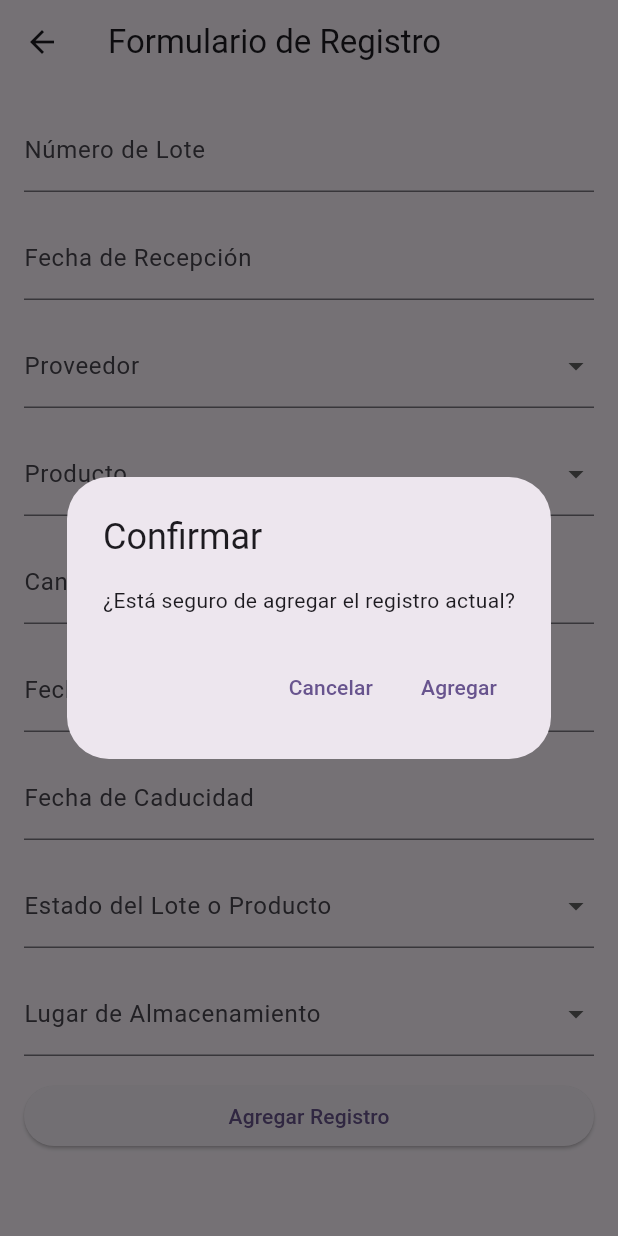
After one commit to josegduran/banco_alimentos, a Flutter app: the EntradasPage screen opened directly, after a tap on "Agregar Registro", on a phone screen of 412 x 824 dp. The commit adds this screen. Run offline on Flutter 3.47's test engine with Material 3 defaults, Android fonts, the phone set to English and light mode, and no system bars; our stand-ins replace animated_text_kit, google_fonts; missing offline and left inert: gsheets; key blocks and very long unbroken strings in the code were emptied for the run.

Commit message:
Creación de página 'entradas'.

```diff
--- a/lib/pages/dashboard.dart
+++ b/lib/pages/dashboard.dart
@@ -1,3 +1,4 @@
+import 'package:banco_alimentos/pages/entradas.dart';
 import 'package:flutter/material.dart';
 import 'package:flutter/cupertino.dart';
 import 'package:google_fonts/google_fonts.dart';
@@ -80,9 +81,7 @@ class _DashboardPageState extends State<DashboardPage> {
                               );
                             },
                           ),
-
                           const SizedBox(width: 10.0),
-
                           _buildDashboardButton(
                             CupertinoIcons.rocket,
                             iconColor: Colors.black,
@@ -102,7 +101,17 @@ class _DashboardPageState extends State<DashboardPage> {
                       Row(
                         mainAxisAlignment: MainAxisAlignment.spaceEvenly,
                         children: [
-                          _buildDashboardButton(CupertinoIcons.arrow_down, iconColor: Colors.black),
+                          _buildDashboardButton(
+                            CupertinoIcons.arrow_down,
+                            iconColor: Colors.black,
+                            onPressed: () {
+                              // Navegar a la página de Tareas Pendientes cuando se presiona el icono del reloj
+                              Navigator.push(
+                                context,
+                                MaterialPageRoute(builder: (context) => EntradasPage()),
+                              );
+                            },
+                          ),
                           const SizedBox(width: 10.0),
                           _buildDashboardButton(CupertinoIcons.arrow_up, iconColor: Colors.black),
                           const SizedBox(width: 10.0),
--- /dev/null
+++ b/lib/pages/entradas.dart
@@ -0,0 +1,177 @@
+import 'package:flutter/material.dart';
+
+class EntradasPage extends StatefulWidget {
+  @override
+  _EntradasPageState createState() => _EntradasPageState();
+}
+
+class _EntradasPageState extends State<EntradasPage> {
+  final TextEditingController loteController = TextEditingController();
+  final TextEditingController cantidadController = TextEditingController();
+  final TextEditingController fabricacionController = TextEditingController();
+  final TextEditingController caducidadController = TextEditingController();
+
+  String? proveedorSeleccionado;
+  String? productoSeleccionado;
+  String? estadoSeleccionado;
+  String? lugarSeleccionado;
+
+  List<String> proveedores = ['Proveedor 1', 'Proveedor 2', 'Proveedor 3'];
+  List<String> productos = ['Producto 1', 'Producto 2', 'Producto 3'];
+  List<String> estados = ['Bueno', 'Aceptable', 'Dudoso', 'Malo'];
+  List<String> lugares = ['Almacén A', 'Almacén B', 'Almacén C'];
+
+  @override
+  Widget build(BuildContext context) {
+    return Scaffold(
+      appBar: AppBar(
+        title: Text('Formulario de Registro'),
+      ),
+      body: SingleChildScrollView(
+        child: Padding(
+          padding: const EdgeInsets.all(16.0),
+          child: Form(
+            child: Column(
+              crossAxisAlignment: CrossAxisAlignment.stretch,
+              children: [
+                TextFormField(
+                  controller: loteController,
+                  decoration: InputDecoration(labelText: 'Número de Lote'),
+                ),
+                SizedBox(height: 16),
+                // Añadir campo para 'fecha de recepción'
+                TextFormField(
+                  readOnly: true, // No editable por el usuario
+                  onTap: () {
+                    // Lógica para obtener la fecha del sistema del teléfono
+                    // Puedes utilizar un paquete como `intl` para formatear la fecha
+                  },
+                  decoration: InputDecoration(labelText: 'Fecha de Recepción'),
+                ),
+                SizedBox(height: 16),
+                DropdownButtonFormField<String>(
+                  value: proveedorSeleccionado,
+                  onChanged: (String? value) {
+                    setState(() {
+                      proveedorSeleccionado = value;
+                    });
+                  },
+                  items: proveedores.map((proveedor) {
+                    return DropdownMenuItem(
+                      value: proveedor,
+                      child: Text(proveedor),
+                    );
+                  }).toList(),
+                  decoration: InputDecoration(labelText: 'Proveedor'),
+                ),
+                SizedBox(height: 16),
+                DropdownButtonFormField<String>(
+                  value: productoSeleccionado,
+                  onChanged: (String? value) {
+                    setState(() {
+                      productoSeleccionado = value;
+                    });
+                  },
+                  items: productos.map((producto) {
+                    return DropdownMenuItem(
+                      value: producto,
+                      child: Text(producto),
+                    );
+                  }).toList(),
+                  decoration: InputDecoration(labelText: 'Producto'),
+                ),
+                SizedBox(height: 16),
+                TextFormField(
+                  controller: cantidadController,
+                  keyboardType: TextInputType.number,
+                  decoration: InputDecoration(labelText: 'Cantidad Recibida'),
+                ),
+                SizedBox(height: 16),
+                TextFormField(
+                  controller: fabricacionController,
+                  readOnly: true, // No editable por el usuario
+                  onTap: () {
+                    // Lógica para obtener la fecha de fabricación del sistema del teléfono
+                    // Puedes utilizar un paquete como `intl` para formatear la fecha
+                  },
+                  decoration: InputDecoration(labelText: 'Fecha de Fabricación'),
+                ),
+                SizedBox(height: 16),
+                TextFormField(
+                  controller: caducidadController,
+                  readOnly: true, // No editable por el usuario
+                  onTap: () {
+                    // Lógica para obtener la fecha de caducidad del sistema del teléfono
+                    // Puedes utilizar un paquete como `intl` para formatear la fecha
+                  },
+                  decoration: InputDecoration(labelText: 'Fecha de Caducidad'),
+                ),
+                SizedBox(height: 16),
+                DropdownButtonFormField<String>(
+                  value: estadoSeleccionado,
+                  onChanged: (String? value) {
+                    setState(() {
+                      estadoSeleccionado = value;
+                    });
+                  },
+                  items: estados.map((estado) {
+                    return DropdownMenuItem(
+                      value: estado,
+                      child: Text(estado),
+                    );
+                  }).toList(),
+                  decoration: InputDecoration(labelText: 'Estado del Lote o Producto'),
+                ),
+                SizedBox(height: 16),
+                DropdownButtonFormField<String>(
+                  value: lugarSeleccionado,
+                  onChanged: (String? value) {
+                    setState(() {
+                      lugarSeleccionado = value;
+                    });
+                  },
+                  items: lugares.map((lugar) {
+                    return DropdownMenuItem(
+                      value: lugar,
+                      child: Text(lugar),
+                    );
+                  }).toList(),
+                  decoration: InputDecoration(labelText: 'Lugar de Almacenamiento'),
+                ),
+                SizedBox(height: 16),
+                ElevatedButton(
+                  onPressed: () {
+                    showDialog(
+                      context: context,
+                      builder: (context) => AlertDialog(
+                        title: Text('Confirmar'),
+                        content: Text('¿Está seguro de agregar el registro actual?'),
+                        actions: [
+                          TextButton(
+                            onPressed: () {
+                              Navigator.of(context).pop();
+                            },
+                            child: Text('Cancelar'),
+                          ),
+                          TextButton(
+                            onPressed: () {
+                              // Aquí puedes agregar la lógica para guardar el registro
+                              // Puedes usar los valores de los controladores y variables seleccionadas
+                              Navigator.of(context).pop();
+                            },
+                            child: Text('Agregar'),
+                          ),
+                        ],
+                      ),
+                    );
+                  },
+                  child: Text('Agregar Registro'),
+                ),
+              ],
+            ),
+          ),
+        ),
+      ),
+    );
+  }
+}
```
